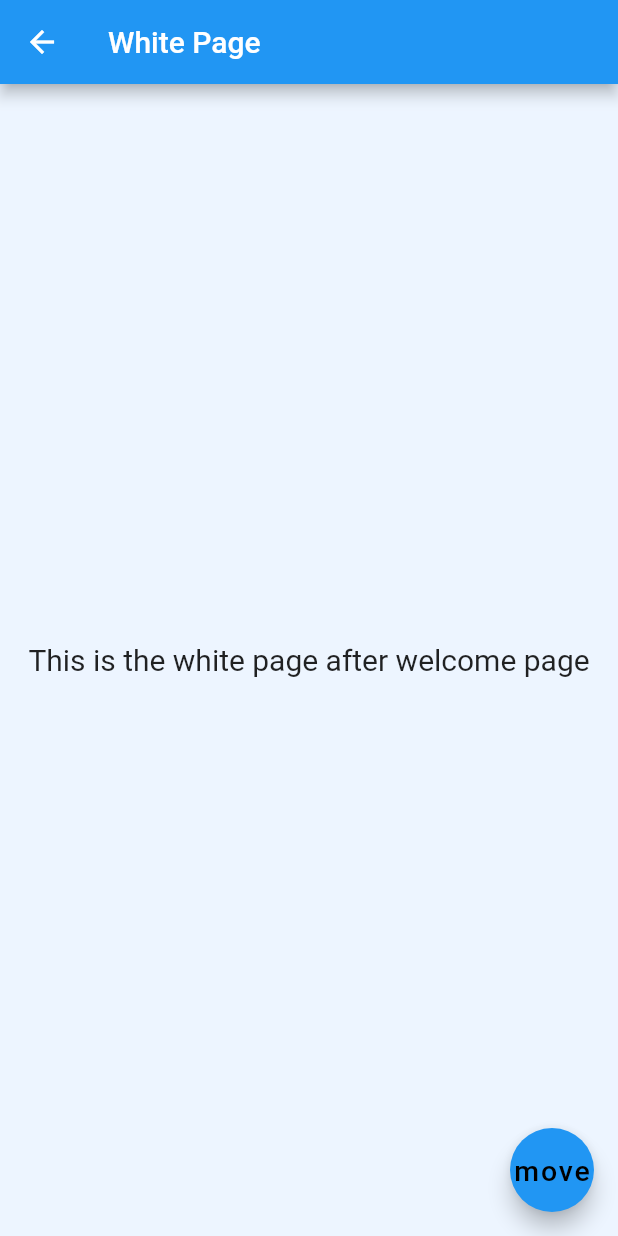
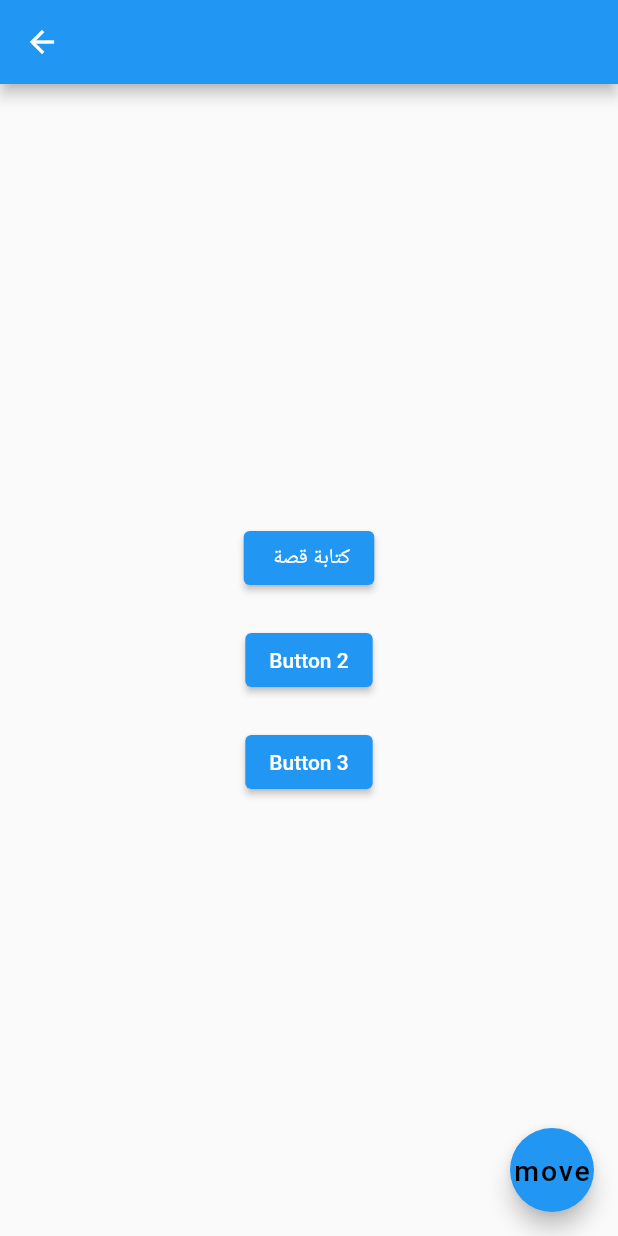
Before and after one commit to Lujain-M02/2023-GP1-6, a Flutter app: the WhitePage screen opened directly, on a phone screen of 412 x 824 dp. Run offline on Flutter 3.47's test engine with Material 2 defaults, Android fonts, the phone set to English and light mode, and no system bars; our stand-ins replace animate_do, animated_text_kit, introduction_screen, lottie.

Commit message:
Added 3 buttons in welcome pg and linking

```diff
--- a/your_story/lib/pages/welcome_page.dart
+++ b/your_story/lib/pages/welcome_page.dart
@@ -99,7 +99,7 @@ class _welcomePageState extends State<welcomePage> {
                             shadowColor: your_story_Style.buttonShadowColor,
                           ),
                           child: const Text(
-                            '!!اضغط للبدأ بصنع قصتك الآن',
+                            '!اضغط للبدأ بصنع قصتك الآن',
                             style: TextStyle(
                               color:
                                   Color.fromARGB(255, 1, 16, 87), // Text color
@@ -123,18 +123,38 @@ class WhitePage extends StatelessWidget {
   @override
   Widget build(BuildContext context) {
     return Scaffold(
+      //
+
       appBar: AppBar(
-        title: const Text('White Page'),
+        title: const Text(''),
       ),
-      body: Container(
-        color: const Color.fromARGB(255, 237, 245, 255),
-        child: const Center(
-          child: Text(
-            'This is the white page after welcome page',
-            style: TextStyle(fontSize: 20),
+      //
+      body: Center(
+          child: Column(
+        mainAxisAlignment: MainAxisAlignment.center,
+        children: <Widget>[
+          ElevatedButton(
+            onPressed: () {
+              Navigator.of(context).pushReplacement(
+                MaterialPageRoute(builder: (_) => const CreateStory()),
+              );
+            },
+            child: const Text(' كتابة قصة'),
           ),
-        ),
-      ),
+          const SizedBox(height: 20),
+          ElevatedButton(
+            onPressed: () {},
+            child: const Text('Button 2'),
+          ),
+          const SizedBox(height: 20),
+          ElevatedButton(
+            onPressed: () {},
+            child: const Text('Button 3'),
+          ),
+        ],
+      )),
+      //
+
       floatingActionButton: FloatingActionButton(
         onPressed: () {
           Navigator.of(context).pushReplacement(
```
Also changed, not shown: your_story/lib/pages/style.dart (+10 -5 lines).
